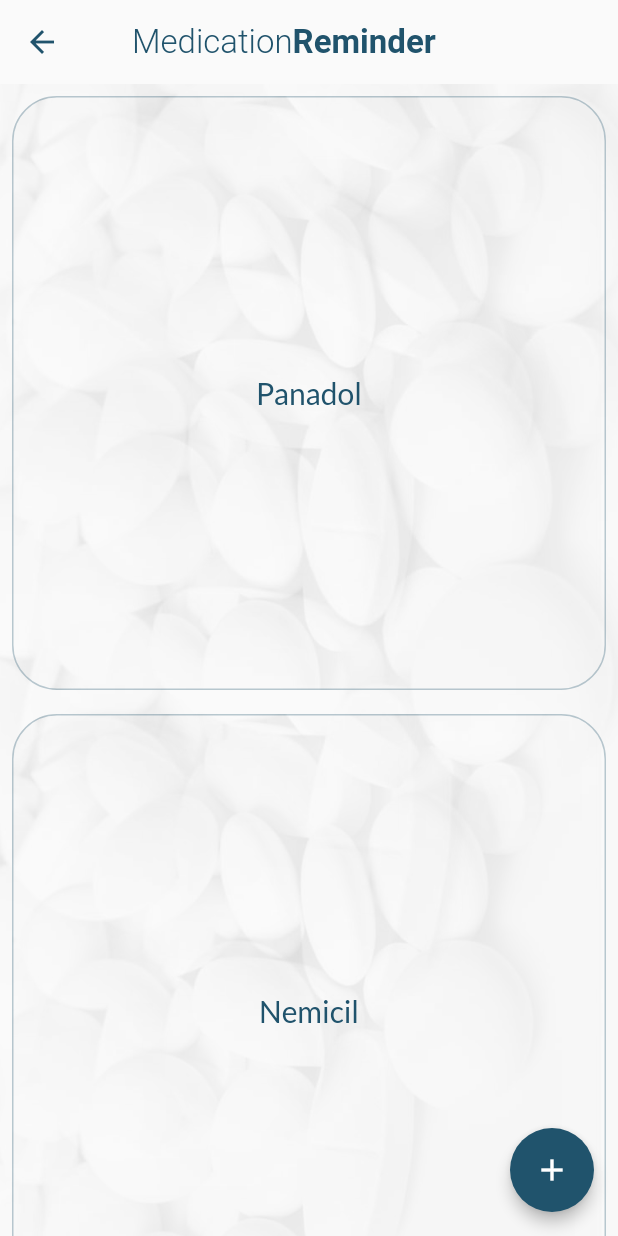
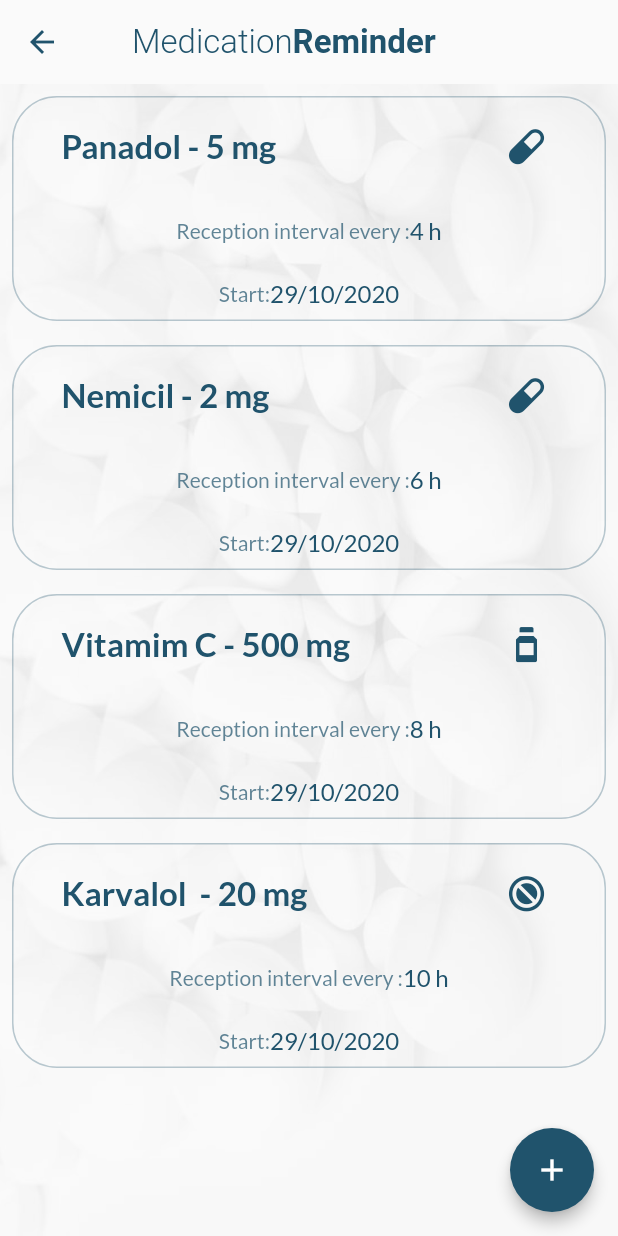
Before and after one commit to 19AK68/medical_reminder_app, a Flutter app: the HomePage screen opened directly, on a phone screen of 412 x 824 dp. Run offline on Flutter 3.47's test engine with Material 2 defaults, Android fonts, the phone set to English and light mode, and no system bars; our stand-ins replace firebase_auth; accounts and stored records are empty.

Commit message:
added info in card on home_page.dart

```diff
--- a/lib/page/home_page.dart
+++ b/lib/page/home_page.dart
@@ -1,6 +1,7 @@
 import 'package:flutter/cupertino.dart';
 import 'package:flutter/material.dart';
 import 'package:flutter/widgets.dart';
+import 'package:intl/intl.dart';
 import 'package:medical_reminder/page/new_entry_page.dart';
 import 'package:medical_reminder/util/ui_helper.dart';
 import 'package:medical_reminder/view_model/home_model.dart';
@@ -60,14 +61,18 @@ class HomePage extends StatelessWidget {
                 //   ],
                 // ),
               ),
-              GridView.count(
-                crossAxisCount: 1,
-                children:
-                List.generate(model.medList.length, (index) => buildMedicalReminderCard(model, index, context)
-                ),
-
-
-              ),
+              // GridView.count(
+              //   crossAxisCount: 2,
+              //   children:
+              //   List.generate(model.medList.length, (index) => buildMedicalReminderCard(model, index, context)
+              //   ),
+              //
+              //
+              // ),
+              ListView.builder(
+                  itemCount: model.medicalCard.length,
+                  itemBuilder:(BuildContext context, int index) => buildMedicalReminderCard(model, index, context)
+              )
             ],
           ),
 
@@ -100,7 +105,13 @@ class HomePage extends StatelessWidget {
   Widget buildMedicalReminderCard(HomeModel model, int index, BuildContext context) {
     return Padding(
       padding: EdgeInsets.all(UI.marginStandardHalf),
-      child: Container(
+      child: buildCardInfo(model, index),
+    );
+  }
+
+  Widget buildCardInfo(HomeModel model, int index) {
+    return Container(
+      height: 150,
       decoration: BoxDecoration(
 
           image: DecorationImage(
@@ -113,7 +124,66 @@ class HomePage extends StatelessWidget {
 
 
       ),
-        child:Center(child: Text(model.medList[index], style: TextStyle(color: Color(0xFF20536c), fontSize: 20),)),
+      child:Padding(
+        padding: EdgeInsets.symmetric(horizontal: 16, vertical: 8),
+        child: Column(
+          mainAxisAlignment: MainAxisAlignment.spaceBetween,
+          children: [
+            Padding(
+              padding: const EdgeInsets.symmetric(horizontal: 16),
+              child: Row(
+                children: [
+                 // Text("Medicene name: "),
+                  Text(
+                    model.medicalCard[index].name + " - " + model.medicalCard[index].dosage + " mg" ,
+                    style: TextStyle(color: Color(0xFF20536c), fontSize: 22 * UI.scaleFactorH, fontWeight:FontWeight.bold ),
+                  ),
+                  Spacer(),
+                  Padding(
+                    padding: const EdgeInsets.only(top:8.0),
+                    child: Icon(
+                      IconData(model.iconValue(model.medicalCard[index].type), fontFamily: "Ic"), //"GalleryIcons"
+                      size: 40 * UI.scaleFactorH,
+                      color:  Color(0xFF20536c),
+                    ),
+                  )
+                ],
+              ),
+            ),
+            // Row(
+            //   children: [
+            //   //  Text('Dosage in mg :'),
+            //     Text(model.medicalCard[index].dosage + " mg", style: TextStyle(color: Color(0xFF20536c), fontSize: 20),)
+            //   ],
+            // ),
+
+            Row(
+              mainAxisAlignment: MainAxisAlignment.center,
+              children: [
+                Text('Reception interval every :', style: TextStyle(color: Color(0xFF20536c).withOpacity(0.7), fontSize: 14)),
+                Text(model.medicalCard[index].interval + " h", style: TextStyle(color: Color(0xFF20536c), fontSize: 16),),
+
+              ],
+
+            ),
+            Row(
+              mainAxisAlignment: MainAxisAlignment.center,
+
+              children: [
+                Text('Start:',style: TextStyle(color: Color(0xFF20536c).withOpacity(0.7), fontSize: 14)),
+                Text(
+                  '${DateFormat('dd/MM/yyyy').format(model.medicalCard[index].startTime).toString()}',
+                  style: TextStyle(color: Color(0xFF20536c), fontSize: 16),)
+
+              ],
+
+            ),
+
+
+
+          ],
+        ),
+      ),
 
       // child: Card(
       //   elevation:5,
@@ -126,7 +196,6 @@ class HomePage extends StatelessWidget {
       //
       //   child: Center(child: Text(model.medList[index], style: TextStyle(color: Color(0xFF20536c), fontSize: 20),)),
       //           ),
-      ),
     );
   }
 }
--- /dev/null
+++ b/lib/page/model/medical_card.dart
@@ -0,0 +1,12 @@
+import 'package:medical_reminder/util/enums/medicine_type.dart';
+
+class MedicalCard {
+  final String name;
+  final String dosage;
+  final MedicineType type;
+  final String interval;
+  final DateTime startTime;
+
+  MedicalCard(this.name, this.dosage, this.type, this.interval, this.startTime);
+
+}
--- a/lib/view_model/home_model.dart
+++ b/lib/view_model/home_model.dart
@@ -1,8 +1,42 @@
+import 'package:medical_reminder/page/model/medical_card.dart';
+import 'package:medical_reminder/page/model/medical_item.dart';
+import 'package:medical_reminder/util/enums/medicine_type.dart';
+
 import 'base_model.dart';
 
 class HomeModel extends BaseModel {
   HomeModel();
   final List<String> medList = ["Panadol","Nemicil", "Vitamim C", "Karvalol"];
+
+
+
+  final List<MedicalCard> medicalCard = [
+    MedicalCard('Panadol','5' , MedicineType.Pill, "4", DateTime.now()),
+    MedicalCard('Nemicil','2' , MedicineType.Pill, "6", DateTime.now()),
+    MedicalCard('Vitamim C','500' , MedicineType.Bottle, "8", DateTime.now()),
+    MedicalCard('Karvalol ','20' , MedicineType.Tablet, "10", DateTime.now()),
+  ];
+
+  int iconValue (MedicineType type){
+    int _iconValue = 0;
+
+    if(type == MedicineType.Bottle){
+      _iconValue = 0xe900;
+    }
+    else if(type == MedicineType.Pill){
+
+    _iconValue = 0xe901;
+    }
+    else if(type == MedicineType.Syringe){
+    _iconValue = 0xe902;
+
+    }
+    else if (type == MedicineType.Tablet) {
+    _iconValue = 0xe903;
+    }
+
+    return _iconValue;
+  }
 
   String _displayText = "";
   String mainTitle = " Press + to add a Medimcal Reminder ";
```
Lines whose indentation alone changed are shown as unchanged.
